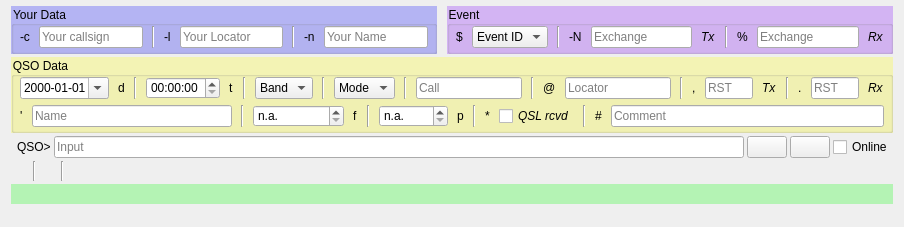
Before: the Qt Designer form ui_files/CassiopeiaConsole.ui in gitandy/DragonLog, drawn with Qt 5.
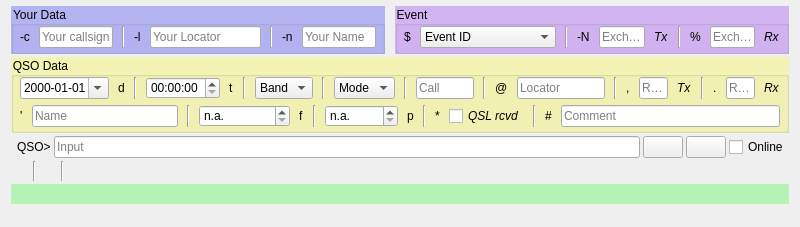
After: the same form once the commit is applied. Icons and pictures are not drawn.

Commit message: Smaler CC layout

The edit to the form file:
```diff
--- a/ui_files/CassiopeiaConsole.ui
+++ b/ui_files/CassiopeiaConsole.ui
@@ -6,7 +6,7 @@
    <rect>
     <x>0</x>
     <y>0</y>
-    <width>904</width>
+    <width>800</width>
     <height>227</height>
    </rect>
   </property>
@@ -16,6 +16,12 @@
     <verstretch>0</verstretch>
    </sizepolicy>
   </property>
+  <property name="minimumSize">
+   <size>
+    <width>800</width>
+    <height>0</height>
+   </size>
+  </property>
   <property name="windowTitle">
    <string>CassiopeiaConsole</string>
   </property>
@@ -67,6 +73,12 @@
         </item>
         <item>
          <widget class="QLineEdit" name="myCallLineEdit">
+          <property name="sizePolicy">
+           <sizepolicy hsizetype="Expanding" vsizetype="Fixed">
+            <horstretch>2</horstretch>
+            <verstretch>0</verstretch>
+           </sizepolicy>
+          </property>
           <property name="placeholderText">
            <string>Your callsign</string>
           </property>
@@ -91,6 +103,12 @@
         </item>
         <item>
          <widget class="QLineEdit" name="myLocLineEdit">
+          <property name="sizePolicy">
+           <sizepolicy hsizetype="Expanding" vsizetype="Fixed">
+            <horstretch>3</horstretch>
+            <verstretch>0</verstretch>
+           </sizepolicy>
+          </property>
           <property name="placeholderText">
            <string>Your Locator</string>
           </property>
@@ -115,6 +133,12 @@
         </item>
         <item>
          <widget class="QLineEdit" name="myNameLineEdit">
+          <property name="sizePolicy">
+           <sizepolicy hsizetype="Expanding" vsizetype="Fixed">
+            <horstretch>2</horstretch>
+            <verstretch>0</verstretch>
+           </sizepolicy>
+          </property>
           <property name="placeholderText">
            <string>Your Name</string>
           </property>
@@ -161,7 +185,7 @@
          <widget class="QComboBox" name="eventComboBox">
           <property name="sizePolicy">
            <sizepolicy hsizetype="MinimumExpanding" vsizetype="Fixed">
-            <horstretch>0</horstretch>
+            <horstretch>3</horstretch>
             <verstretch>0</verstretch>
            </sizepolicy>
           </property>
@@ -207,6 +231,12 @@
         </item>
         <item>
          <widget class="QLineEdit" name="exchTXLineEdit">
+          <property name="sizePolicy">
+           <sizepolicy hsizetype="Expanding" vsizetype="Fixed">
+            <horstretch>1</horstretch>
+            <verstretch>0</verstretch>
+           </sizepolicy>
+          </property>
           <property name="placeholderText">
            <string>Exchange</string>
           </property>
@@ -243,6 +273,12 @@
         </item>
         <item>
          <widget class="QLineEdit" name="exchRXLineEdit">
+          <property name="sizePolicy">
+           <sizepolicy hsizetype="Expanding" vsizetype="Fixed">
+            <horstretch>1</horstretch>
+            <verstretch>0</verstretch>
+           </sizepolicy>
+          </property>
           <property name="placeholderText">
            <string>Exchange</string>
           </property>
@@ -424,6 +460,12 @@
         </item>
         <item>
          <widget class="QLineEdit" name="callLineEdit">
+          <property name="sizePolicy">
+           <sizepolicy hsizetype="Expanding" vsizetype="Fixed">
+            <horstretch>2</horstretch>
+            <verstretch>0</verstretch>
+           </sizepolicy>
+          </property>
           <property name="placeholderText">
            <string>Call</string>
           </property>
@@ -448,6 +490,12 @@
         </item>
         <item>
          <widget class="QLineEdit" name="locLineEdit">
+          <property name="sizePolicy">
+           <sizepolicy hsizetype="Expanding" vsizetype="Fixed">
+            <horstretch>3</horstretch>
+            <verstretch>0</verstretch>
+           </sizepolicy>
+          </property>
           <property name="placeholderText">
            <string>Locator</string>
           </property>
@@ -472,6 +520,12 @@
         </item>
         <item>
          <widget class="QLineEdit" name="rstTXLineEdit">
+          <property name="sizePolicy">
+           <sizepolicy hsizetype="Expanding" vsizetype="Fixed">
+            <horstretch>1</horstretch>
+            <verstretch>0</verstretch>
+           </sizepolicy>
+          </property>
           <property name="maximumSize">
            <size>
             <width>50</width>
@@ -514,6 +568,12 @@
         </item>
         <item>
          <widget class="QLineEdit" name="rstRXLineEdit">
+          <property name="sizePolicy">
+           <sizepolicy hsizetype="Expanding" vsizetype="Fixed">
+            <horstretch>1</horstretch>
+            <verstretch>0</verstretch>
+           </sizepolicy>
+          </property>
           <property name="maximumSize">
            <size>
             <width>50</width>
@@ -563,6 +623,12 @@
         </item>
         <item>
          <widget class="QLineEdit" name="nameLineEdit">
+          <property name="sizePolicy">
+           <sizepolicy hsizetype="Expanding" vsizetype="Fixed">
+            <horstretch>2</horstretch>
+            <verstretch>0</verstretch>
+           </sizepolicy>
+          </property>
           <property name="maximumSize">
            <size>
             <width>200</width>
@@ -586,6 +652,12 @@
         </item>
         <item>
          <widget class="QSpinBox" name="freqSpinBox">
+          <property name="sizePolicy">
+           <sizepolicy hsizetype="Minimum" vsizetype="Fixed">
+            <horstretch>1</horstretch>
+            <verstretch>0</verstretch>
+           </sizepolicy>
+          </property>
           <property name="specialValueText">
            <string>n.a.</string>
           </property>
@@ -622,6 +694,12 @@
         </item>
         <item>
          <widget class="QSpinBox" name="powerSpinBox">
+          <property name="sizePolicy">
+           <sizepolicy hsizetype="Minimum" vsizetype="Fixed">
+            <horstretch>1</horstretch>
+            <verstretch>0</verstretch>
+           </sizepolicy>
+          </property>
           <property name="specialValueText">
            <string>n.a.</string>
           </property>
@@ -694,6 +772,12 @@
         </item>
         <item>
          <widget class="QLineEdit" name="commentLineEdit">
+          <property name="sizePolicy">
+           <sizepolicy hsizetype="Expanding" vsizetype="Fixed">
+            <horstretch>3</horstretch>
+            <verstretch>0</verstretch>
+           </sizepolicy>
+          </property>
           <property name="placeholderText">
            <string>Comment</string>
           </property>
```
Left out of the diff: 8 changed lines with no effect on the pictures.
